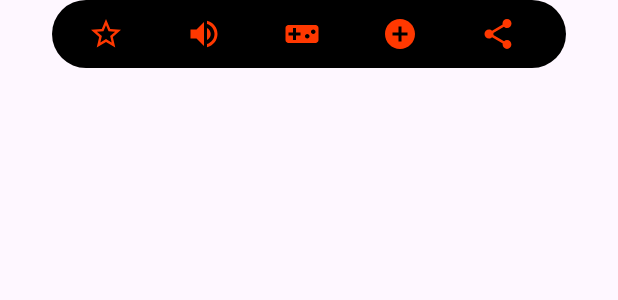
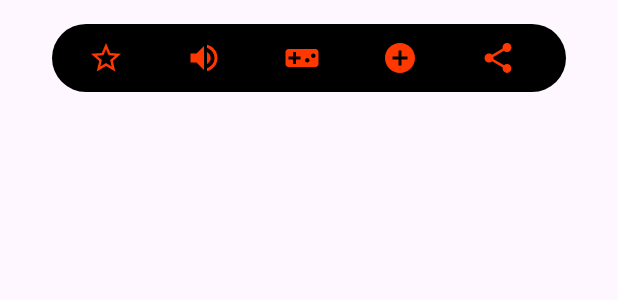
Before and after one commit to Juan2040751/grupoDos_DAM, an Android app: the layout toolbar.xml on its own in the app's theme, with its tools: preview values and no code run, on a phone screen of 412 x 824 dp. Shown: the top 300 px of the screen. Run offline under Robolectric (Android 15) with nearby library versions, the light colour scheme and no system bars.

Commit message:
PB-3 toolbar actualizada

```diff
--- a/app/src/main/res/layout/toolbar.xml
+++ b/app/src/main/res/layout/toolbar.xml
@@ -4,7 +4,8 @@
     xmlns:tools="http://schemas.android.com/tools"
     android:layout_width="match_parent"
     android:layout_height="match_parent"
-    android:orientation="vertical">
+    android:orientation="vertical"
+    android:layout_marginTop="16dp">
 
     <androidx.appcompat.widget.Toolbar
         android:id="@+id/toolbar"
@@ -14,7 +15,6 @@
         android:background="@drawable/rounded_toolbar_background"
         app:theme="@style/toolbarTheme">
 
-        <!-- Tus ImageView y otros componentes aquí -->
         <ImageView
             android:id="@+id/starIcon"
             android:layout_width="wrap_content"
```
